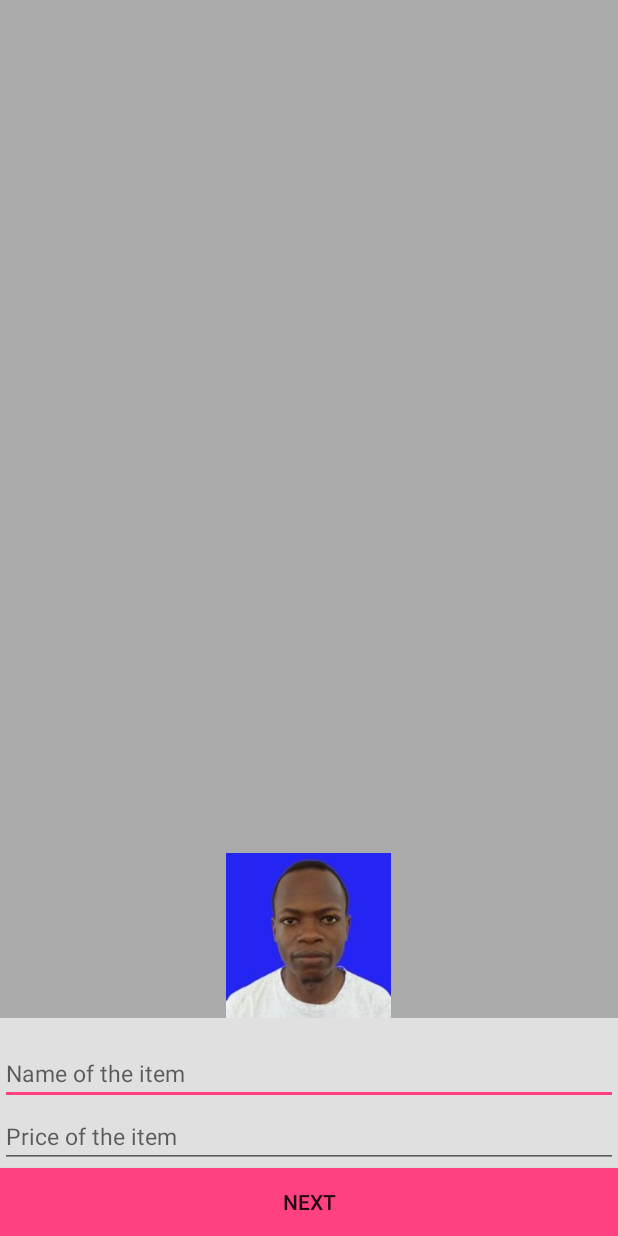
After one commit to muchbeer/SokoHuruHideScrollbar, an Android app: the AddMainActivity screen opened directly, with no data from a screen before it, on a phone screen of 412 x 824 dp. The commit adds this screen. Run offline under Robolectric (Android 15) with nearby library versions, the phone set to English and light mode, and no system bars.

Commit message:
Designing

```diff
--- /dev/null
+++ b/app/src/main/java/sokohuru/muchbeer/king/sokohuruhidescrollbar/activities/AddFragmentItem.java
@@ -0,0 +1,55 @@
+package sokohuru.muchbeer.king.sokohuruhidescrollbar.activities;
+
+import java.util.Collections;
+import java.util.HashMap;
+import java.util.Map;
+
+/**
+ * Created by muchbeer on 4/6/2015.
+ */
+
+public class AddFragmentItem {
+
+   // public static final String[] PLANETS = {"sun","mercury","venus","earth","mars","jupiter","saturn","uranus","neptune"};
+    public static final String[] SOKONI = {"home","page","product","services"};
+
+    public static final Map<String, String> SOKONI_DETAIL;
+    static {
+        Map<String, String> soko = new HashMap<String, String>();
+        soko.put("home", "Name of the item");
+        soko.put("page", "Location of the item");
+        soko.put("product", "Contact of the item");
+        soko.put("services", "Number of seller");
+        SOKONI_DETAIL = Collections.unmodifiableMap(soko);
+    }
+
+    public static Map<String, String> SOKONI_DETAIL_BELOW;
+    static {
+        Map<String, String> soko_below = new HashMap<String, String>();
+        soko_below.put("home", "Price of the item");
+        soko_below.put("page", "Picture of the item");
+        soko_below.put("product", "Brand of the item");
+        soko_below.put("services", "Contact of seller");
+        SOKONI_DETAIL_BELOW = Collections.unmodifiableMap(soko_below);
+    }
+
+    public static Map<String, String> SOKONI_DETAIL_TEXT;
+    static {
+        Map<String, String> soko_text = new HashMap<String, String>();
+        soko_text.put("home", "1");
+        soko_text.put("page", "2");
+        soko_text.put("product", "3");
+        soko_text.put("services", "4");
+        SOKONI_DETAIL_TEXT = Collections.unmodifiableMap(soko_text);
+    }
+
+    public static Map<String, String> SOKONI_DETAIL_TEXT_BELOW;
+    static {
+        Map<String, String> soko_text_below = new HashMap<String, String>();
+        soko_text_below.put("home", "1");
+        soko_text_below.put("page", "2");
+        soko_text_below.put("product", "3");
+        soko_text_below.put("services", "4");
+        SOKONI_DETAIL_TEXT_BELOW = Collections.unmodifiableMap(soko_text_below);
+    }
+}
--- /dev/null
+++ b/app/src/main/java/sokohuru/muchbeer/king/sokohuruhidescrollbar/activities/AddMainActivity.java
@@ -0,0 +1,221 @@
+package sokohuru.muchbeer.king.sokohuruhidescrollbar.activities;
+
+import android.content.Intent;
+import android.support.v4.app.Fragment;
+import android.support.v4.app.FragmentManager;
+import android.support.v4.app.FragmentPagerAdapter;
+import android.support.v4.app.NavUtils;
+import android.support.v4.view.ViewPager;
+import android.support.v7.app.ActionBar;
+import android.support.v7.app.ActionBarActivity;
+import android.os.Bundle;
+import android.view.LayoutInflater;
+import android.view.Menu;
+import android.view.MenuItem;
+import android.view.View;
+import android.view.ViewGroup;
+import android.widget.Button;
+import android.widget.EditText;
+import android.widget.ImageView;
+
+import sokohuru.muchbeer.king.sokohuruhidescrollbar.R;
+
+
+public class AddMainActivity extends ActionBarActivity {
+
+
+    static final int NUM_ITEMS = 4;
+    PlanetFragmentPagerAdapter planetFragmentPagerAdapter;
+    ViewPager viewPager;
+
+    @Override
+    protected void onCreate(Bundle savedInstanceState) {
+        super.onCreate(savedInstanceState);
+        setContentView(R.layout.activity_add_main);
+
+        planetFragmentPagerAdapter = new PlanetFragmentPagerAdapter(getSupportFragmentManager());
+        viewPager = (ViewPager)findViewById(R.id.pager);
+        viewPager.setAdapter(planetFragmentPagerAdapter);
+
+
+        // makevisibilty = (Button) findViewById(R.id.goto_previous);
+        Button button  = (Button)findViewById(R.id.goto_next);
+        button.setOnClickListener(btnListener);
+
+        button = (Button)findViewById(R.id.goto_next);
+        button.setOnClickListener(btnListener);
+
+        button = (Button)findViewById(R.id.goto_next);
+        button.setOnClickListener(btnListener);
+
+        final ActionBar ab = getSupportActionBar();
+       // ab.setHomeAsUpIndicator(R.drawable.ic_menu);
+      //  ab.setDisplayHomeAsUpEnabled(true);
+
+
+//        ab.setDisplayHomeAsUpEnabled(true);
+    }
+
+    public boolean tickInvisibility() {
+        viewPager.setCurrentItem(0) ;
+        return true;
+    }
+    public boolean checkVisibility(int a) {
+
+        viewPager.setCurrentItem(a);
+
+        return true;
+    }
+
+
+    private View.OnClickListener btnListener = new View.OnClickListener() {
+        int check=0;
+        public void onClick(View v) {
+            //     viewPager.setCurrentItem(0)
+            switch(v.getId()) {
+
+                case R.id.goto_next:
+                    //  makeVisiblity.setEnabled(true);
+
+                    //  makevisibilty.setVisibility(View.VISIBLE);
+                    //                        setVisible(true);
+                    viewPager.setCurrentItem(viewPager.getCurrentItem()+1);
+
+                    break;
+
+
+
+
+            }
+        }
+    };
+
+    public static class PlanetFragmentPagerAdapter extends FragmentPagerAdapter {
+        public PlanetFragmentPagerAdapter(FragmentManager fm) {
+            super(fm);
+        }
+
+        @Override
+        public int getCount() {
+            return NUM_ITEMS;
+        }
+
+        @Override
+        public Fragment getItem(int position) {
+            SwipeFragment fragment = new SwipeFragment();
+            return SwipeFragment.newInstance(position);
+        }
+    }
+
+
+    @Override
+    public boolean onCreateOptionsMenu(Menu menu) {
+        // Inflate the menu; this adds items to the action bar if it is present.
+        getMenuInflater().inflate(R.menu.menu_home, menu);
+        return true;
+    }
+
+    @Override
+    public boolean onOptionsItemSelected(MenuItem item) {
+        // Handle action bar item clicks here. The action bar will
+        // automatically handle clicks on the Home/Up button, so long
+        // as you specify a parent activity in AndroidManifest.xml.
+        int id = item.getItemId();
+
+        //noinspection SimplifiableIfStatement
+        if (id == R.id.action_settings) {
+
+            return true;
+        }
+
+        if(id == android.R.id.home) {
+            NavUtils.navigateUpFromSameTask(this);
+            return true;
+        }
+
+
+
+        return super.onOptionsItemSelected(item);
+    }
+
+    /**
+     * A placeholder fragment containing a simple view.
+     */
+    public static class SwipeFragment extends Fragment {
+
+        EditText nameItem;
+        EditText dataItem;
+
+        String firtPage_et1, firstPage_et2, secondPage_et1, secondPage_et2;
+        String thirdPage_et1, thirdPage_et2, fourthPage_et1, fourthPage_et2;
+        public SwipeFragment() {
+        }
+
+        @Override
+        public View onCreateView(LayoutInflater inflater, ViewGroup container,
+                                 Bundle savedInstanceState) {
+            View rootView = inflater.inflate(R.layout.fragment_main_add, container, false);
+
+            // TextView tv = (TextView) rootView.findViewById(R.id.text);
+
+            nameItem = (EditText) rootView.findViewById(R.id.et_onetext);
+            dataItem =(EditText) rootView.findViewById(R.id.et_twotext);
+
+            ImageView img = (ImageView)rootView.findViewById(R.id.imageView);
+            Bundle args = getArguments();
+            int position = args.getInt("position");
+            String planet = AddFragmentItem.SOKONI[position];
+            int imgResId = getResources().getIdentifier(planet, "drawable", "toast.muchbeer.king.swipingfragmentbest");
+            img.setImageResource(imgResId);
+
+            nameItem.setHint(AddFragmentItem.SOKONI_DETAIL.get(planet));
+            dataItem.setHint(AddFragmentItem.SOKONI_DETAIL_BELOW.get(planet));
+
+            // Hint(AddFragmentItem.SOKONI_DETAIL.get(planet));
+            //tv.setText(AddFragmentItem.SOKONI_DETAIL.get(planet)+" - Wikipedia.");
+
+            switch(AddFragmentItem.SOKONI_DETAIL_TEXT.get(planet)) {
+                case "1":
+                    //   viewPager.setCurrentItem(0);
+                    //      nameterm = nameItem.getText().toString();
+                    //    dataterm = dataItem.getText().toString();
+
+                    firtPage_et1 = nameItem.getText().toString();
+                    firstPage_et2 = dataItem.getText().toString();
+
+                    break;
+                case "2":
+                    //  viewPager.setCurrentItem(viewPager.getCurrentItem()-1);
+                    secondPage_et1 = nameItem.getText().toString();
+                    secondPage_et2 = dataItem.getText().toString();
+                    //Toast.makeText(getActivity(),firtPage_et1+"-"+ firstPage_et2 ,Toast.LENGTH_LONG).show();
+
+                    break;
+                case "3":
+                    thirdPage_et1 = nameItem.getText().toString();
+                    thirdPage_et2 = dataItem.getText().toString();
+
+                    //  Toast.makeText(getActivity(),secondPage_et1+"-" + secondPage_et2,Toast.LENGTH_LONG).show();
+                    break;
+                case "4":
+                    //  viewPager.setCurrentItem(NUM_ITEMS - 1);
+                    //    desc = nameItem.getText().toString();
+                    //  contact=dataItem.getText().toString();
+                    fourthPage_et1 = nameItem.getText().toString();
+                    fourthPage_et2 = dataItem.getText().toString();
+
+                    // Toast.makeText(getActivity(),thirdPage_et1+"-" + thirdPage_et2,Toast.LENGTH_LONG).show();
+                    break;
+            }
+            return rootView;
+        }
+
+        public static Fragment newInstance(int position) {
+            SwipeFragment swipeFragment = new SwipeFragment();
+            Bundle args = new Bundle();
+            args.putInt("position", position);
+            swipeFragment.setArguments(args);
+            return swipeFragment;
+        }
+    }
+}
--- /dev/null
+++ b/app/src/main/res/layout/activity_add_main.xml
@@ -0,0 +1,35 @@
+<RelativeLayout xmlns:android="http://schemas.android.com/apk/res/android"
+    android:layout_width="match_parent"
+    android:layout_height="match_parent"
+    android:gravity="center_horizontal"
+    android:background="@android:color/darker_gray"
+    >
+    <ImageView
+        android:id="@+id/imageView"
+        android:layout_width="110dp"
+        android:layout_height="110dp"
+        android:layout_centerHorizontal="true"
+        android:layout_above="@+id/pager"
+        android:background="@drawable/sokoni"
+
+        />
+
+    <android.support.v4.view.ViewPager
+        android:id="@+id/pager"
+        android:layout_width="match_parent"
+        android:layout_height="100dp"
+        android:background="@color/whitie"
+        android:layout_above="@+id/goto_next"></android.support.v4.view.ViewPager>
+
+
+    <Button
+
+        android:id="@+id/goto_next"
+        android:layout_width="match_parent"
+        android:layout_height="45dp"
+        android:background="@color/secondaryColor"
+        android:text="@string/next"
+        android:layout_alignParentBottom="true"></Button>
+
+
+</RelativeLayout>
--- /dev/null
+++ b/app/src/main/res/layout/fragment_main_add.xml
@@ -0,0 +1,44 @@
+<?xml version="1.0" encoding="utf-8"?>
+
+
+<RelativeLayout  xmlns:android="http://schemas.android.com/apk/res/android"
+    android:layout_width="match_parent"
+    android:layout_height="match_parent"
+    android:layout_alignParentBottom="true"
+    android:background="@color/background"
+    >
+
+    <ImageView
+        android:id="@+id/imageView"
+        android:layout_width="150dp"
+        android:layout_height="150dp"
+        android:layout_centerHorizontal="true"
+        android:layout_above="@+id/et_onetext"
+        android:padding="7dp"
+        android:visibility="gone"
+
+        />
+
+    <EditText
+        android:id="@+id/et_onetext"
+        android:layout_width="match_parent"
+        android:layout_height="wrap_content"
+        android:textAppearance="?android:attr/textAppearanceLarge"
+        android:textColor="@android:color/black"
+        android:textSize="15dp"
+
+        android:layout_above="@+id/et_twotext"
+        android:layout_alignParentLeft="true"
+        />
+
+    <EditText
+        android:layout_width="match_parent"
+        android:layout_height="wrap_content"
+        android:id="@+id/et_twotext"
+        android:textAppearance="?android:attr/textAppearanceLarge"
+        android:textColor="@android:color/black"
+        android:textSize="15dp"
+        android:layout_alignParentBottom="true"
+        android:layout_alignParentLeft="true"
+        />
+</RelativeLayout>
--- /dev/null
+++ b/app/src/main/res/menu/menu_home.xml
@@ -0,0 +1,10 @@
+<menu xmlns:android="http://schemas.android.com/apk/res/android"
+    xmlns:app="http://schemas.android.com/apk/res-auto"
+    xmlns:tools="http://schemas.android.com/tools"
+    tools:context="toast.muchbeer.king.swipingfragmentbest.HomeActivity">
+    <item
+        android:id="@+id/action_settings"
+        android:orderInCategory="100"
+        android:title="@string/action_settings"
+        app:showAsAction="never" />
+</menu>
--- a/app/src/main/res/values/colors.xml
+++ b/app/src/main/res/values/colors.xml
@@ -25,6 +25,13 @@
   <color name="accent_500">#E91E63</color>
   <!--Pink 700-->
   <color name="accent_700">#C2185B</color>
+
   <color name="black_trans80">#33000000</color>
+  <color name="primaryColor">#E91E63</color>
+  <color name="primaryColorDark">#C2185B</color>
+  <color name="secondaryColor">#FF4081</color>
+  <color name="background">#E0E0E0</color>
+  <color name="accentColor">#2196F3</color>
+  <color name="whitie">#FFFFFF</color>
 
 </resources>
```
Also changed, not shown: app/src/main/AndroidManifest.xml (+12 -4 lines), app/src/main/java/sokohuru/muchbeer/king/sokohuruhidescrollbar/activities/MainActivity.java (+8 -1 lines), app/src/main/java/sokohuru/muchbeer/king/sokohuruhidescrollbar/activities/NewItemActivity.java (added, +39 -0 lines), app/src/main/res/layout/activity_new_item.xml (added, +12 -0 lines), app/src/main/res/menu/menu_new_item.xml (added, +7 -0 lines), app/src/main/res/values/strings.xml (+10 -2 lines), app/src/main/res/drawable/home.jpg (added), app/src/main/res/drawable/page.jpg (added), app/src/main/res/drawable/product.jpg (added), app/src/main/res/drawable/services.jpg (added), app/src/main/res/drawable/sokoni.jpg (added).
